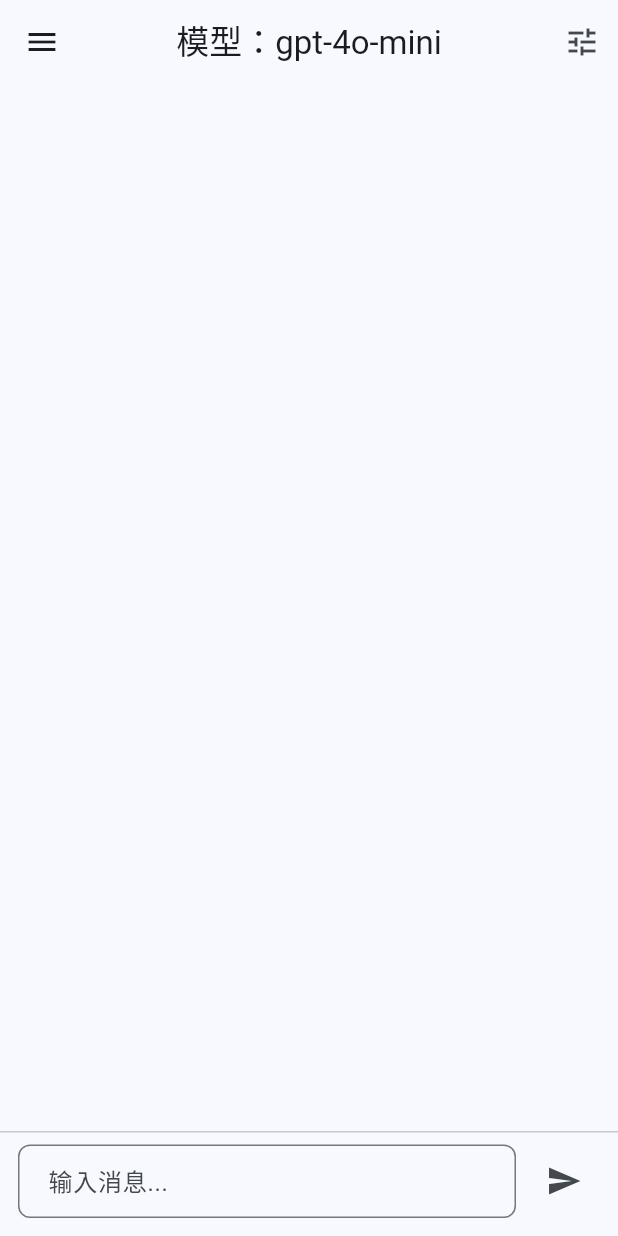
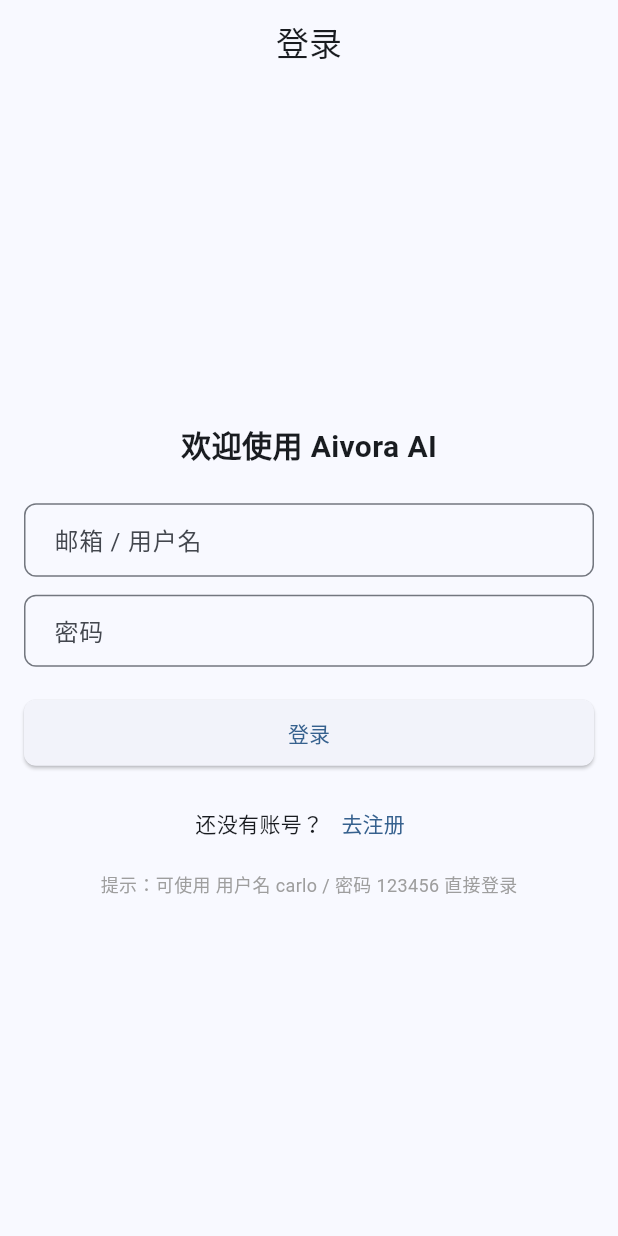
Before and after one commit to carlo-ccc/Aivora-ai, a Flutter app: the screen it shows after launch, on a phone screen of 412 x 824 dp. Run offline on Flutter 3.47's test engine with Material 3 defaults, Android fonts, the phone set to English and light mode, and no system bars; our stand-ins replace flutter_riverpod, go_router, shared_preferences; accounts and stored records are empty.

Commit message:
feat:登录页面与逻辑完善

```diff
--- a/lib/core/router/app_router.dart
+++ b/lib/core/router/app_router.dart
@@ -10,29 +10,27 @@
   final authState = ref.watch(authProvider);
 
   return GoRouter(
-    initialLocation: '/chat',
+    initialLocation: '/login',
     redirect: (context, state) {
       final isLoggedIn = authState.isAuthenticated;
-      final isLoggingIn = state.matchedLocation == '/login' ||
-                         state.matchedLocation == '/register';
+      final isAuthRoute =
+          state.matchedLocation == '/login' || state.matchedLocation == '/register';
 
-  /*     if (!isLoggedIn && !isLoggingIn) {
+      // 未登录，拦截到登录页
+      if (!isLoggedIn && !isAuthRoute) {
         return '/login';
       }
-      if (isLoggedIn && isLoggingIn) {
+      // 已登录，避免停留在登录/注册页
+      if (isLoggedIn && isAuthRoute) {
         return '/chat';
-      } */
-      return '/chat';
+      }
+      return null; // 不需要重定向
     },
     routes: [
-    /*   GoRoute(
+      GoRoute(
         path: '/login',
         builder: (context, state) => const LoginPage(),
       ),
-      GoRoute(
-        path: '/register',
-        builder: (context, state) => const RegisterPage(),
-      ), */
       GoRoute(
         path: '/chat',
         builder: (context, state) => const ChatPage(),
--- a/lib/presentation/pages/auth/login_page.dart
+++ b/lib/presentation/pages/auth/login_page.dart
@@ -0,0 +1,137 @@
+import 'package:flutter/material.dart';
+import 'package:flutter_riverpod/flutter_riverpod.dart';
+import 'package:go_router/go_router.dart';
+import '../../providers/auth_provider.dart';
+
+class LoginPage extends ConsumerStatefulWidget {
+  const LoginPage({super.key});
+
+  @override
+  ConsumerState<LoginPage> createState() => _LoginPageState();
+}
+
+class _LoginPageState extends ConsumerState<LoginPage> {
+  final _emailController = TextEditingController();
+  final _passwordController = TextEditingController();
+  final _formKey = GlobalKey<FormState>();
+
+  @override
+  void initState() {
+    super.initState();
+    // 监听登录状态与错误提示
+    ref.listen<AuthState>(authProvider, (prev, next) {
+      if (next.error != null && next.error!.isNotEmpty) {
+        ScaffoldMessenger.of(context).showSnackBar(
+          SnackBar(content: Text(next.error!)),
+        );
+      }
+      if (prev?.user == null && next.user != null) {
+        context.go('/chat');
+      }
+    });
+  }
+
+  @override
+  void dispose() {
+    _emailController.dispose();
+    _passwordController.dispose();
+    super.dispose();
+  }
+
+  Future<void> _onLogin() async {
+    if (!(_formKey.currentState?.validate() ?? false)) return;
+    final email = _emailController.text.trim();
+    final password = _passwordController.text;
+
+    await ref.read(authProvider.notifier).login(email, password);
+    // 导航由 ref.listen 在登录成功时处理
+  }
+
+  @override
+  Widget build(BuildContext context) {
+    final state = ref.watch(authProvider);
+
+    return Scaffold(
+      appBar: AppBar(
+        title: const Text('登录'),
+      ),
+      body: Center(
+        child: ConstrainedBox(
+          constraints: const BoxConstraints(maxWidth: 480),
+          child: Padding(
+            padding: const EdgeInsets.all(16),
+            child: Form(
+              key: _formKey,
+              child: Column(
+                mainAxisSize: MainAxisSize.min,
+                children: [
+                  const Text(
+                    '欢迎使用 Aivora AI',
+                    style: TextStyle(fontSize: 20, fontWeight: FontWeight.w600),
+                  ),
+                  const SizedBox(height: 24),
+                  TextFormField(
+                    controller: _emailController,
+                    decoration: const InputDecoration(
+                      labelText: '邮箱 / 用户名',
+                      hintText: "例如：carlo 或 name@example.com",
+                    ),
+                    textInputAction: TextInputAction.next,
+                    validator: (v) {
+                      if (v == null || v.trim().isEmpty) return '请输入邮箱或用户名';
+                      return null;
+                    },
+                  ),
+                  const SizedBox(height: 12),
+                  TextFormField(
+                    controller: _passwordController,
+                    decoration: const InputDecoration(
+                      labelText: '密码',
+                    ),
+                    obscureText: true,
+                    textInputAction: TextInputAction.done,
+                    onFieldSubmitted: (_) => _onLogin(),
+                    validator: (v) {
+                      if (v == null || v.isEmpty) return '请输入密码';
+                      return null;
+                    },
+                  ),
+                  const SizedBox(height: 20),
+                  SizedBox(
+                    width: double.infinity,
+                    child: ElevatedButton(
+                      onPressed: state.isLoading ? null : _onLogin,
+                      child: state.isLoading
+                          ? const SizedBox(
+                              width: 20,
+                              height: 20,
+                              child: CircularProgressIndicator(strokeWidth: 2),
+                            )
+                          : const Text('登录'),
+                    ),
+                  ),
+                  const SizedBox(height: 12),
+                  Row(
+                    mainAxisAlignment: MainAxisAlignment.center,
+                    children: [
+                      const Text('还没有账号？'),
+                      TextButton(
+                        onPressed: () => context.go('/register'),
+                        child: const Text('去注册'),
+                      ),
+                    ],
+                  ),
+                  const SizedBox(height: 8),
+                  const Text(
+                    '提示：可使用 用户名 carlo / 密码 123456 直接登录',
+                    style: TextStyle(fontSize: 12, color: Colors.grey),
+                  ),
+                ],
+              ),
+            ),
+          ),
+        ),
+      ),
+    );
+  }
+}
```
